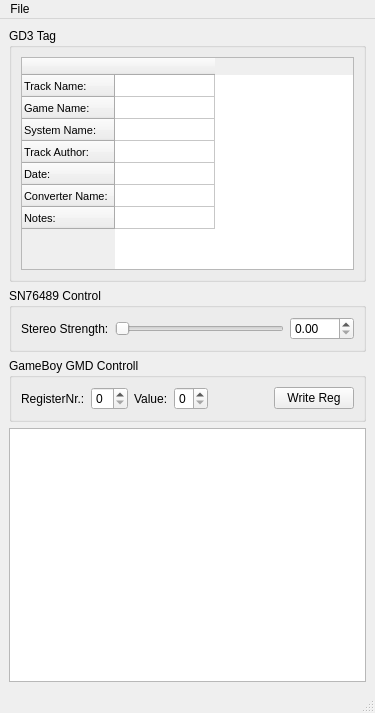
Old version of the form src/mainwindow.ui in the repository ThKattanek/vgm_player.
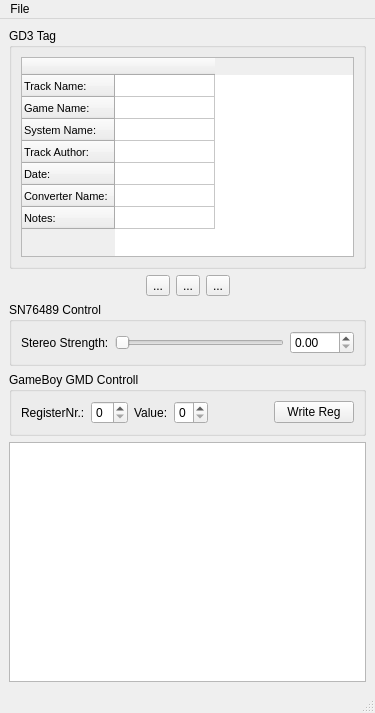
New version of the form. Icons and pictures are not drawn.

The edit to the form file:
```diff
--- a/src/mainwindow.ui
+++ b/src/mainwindow.ui
@@ -94,6 +94,87 @@
       </layout>
      </widget>
     </item>
+    <item>
+     <layout class="QHBoxLayout" name="horizontalLayout_4">
+      <item>
+       <spacer name="horizontalSpacer_3">
+        <property name="orientation">
+         <enum>Qt::Horizontal</enum>
+        </property>
+        <property name="sizeHint" stdset="0">
+         <size>
+          <width>40</width>
+          <height>20</height>
+         </size>
+        </property>
+       </spacer>
+      </item>
+      <item>
+       <widget class="QToolButton" name="play_button">
+        <property name="text">
+         <string>...</string>
+        </property>
+        <property name="icon">
+         <iconset resource="vgm_player.qrc">
+          <normaloff>:/icons/images/Play_24x24.png</normaloff>:/icons/images/Play_24x24.png</iconset>
+        </property>
+        <property name="iconSize">
+         <size>
+          <width>24</width>
+          <height>24</height>
+         </size>
+        </property>
+       </widget>
+      </item>
+      <item>
+       <widget class="QToolButton" name="pause_button">
+        <property name="text">
+         <string>...</string>
+        </property>
+        <property name="icon">
+         <iconset resource="vgm_player.qrc">
+          <normaloff>:/icons/images/Pause_24x24.png</normaloff>:/icons/images/Pause_24x24.png</iconset>
+        </property>
+        <property name="iconSize">
+         <size>
+          <width>24</width>
+          <height>24</height>
+         </size>
+        </property>
+       </widget>
+      </item>
+      <item>
+       <widget class="QToolButton" name="stop_button">
+        <property name="text">
+         <string>...</string>
+        </property>
+        <property name="icon">
+         <iconset resource="vgm_player.qrc">
+          <normaloff>:/icons/images/Stop_24x24.png</normaloff>:/icons/images/Stop_24x24.png</iconset>
+        </property>
+        <property name="iconSize">
+         <size>
+          <width>24</width>
+          <height>24</height>
+         </size>
+        </property>
+       </widget>
+      </item>
+      <item>
+       <spacer name="horizontalSpacer_2">
+        <property name="orientation">
+         <enum>Qt::Horizontal</enum>
+        </property>
+        <property name="sizeHint" stdset="0">
+         <size>
+          <width>40</width>
+          <height>20</height>
+         </size>
+        </property>
+       </spacer>
+      </item>
+     </layout>
+    </item>
     <item>
      <widget class="QGroupBox" name="sn76489_group">
       <property name="title">
```
Left out of the diff: 4 changed lines with no effect on the pictures.
